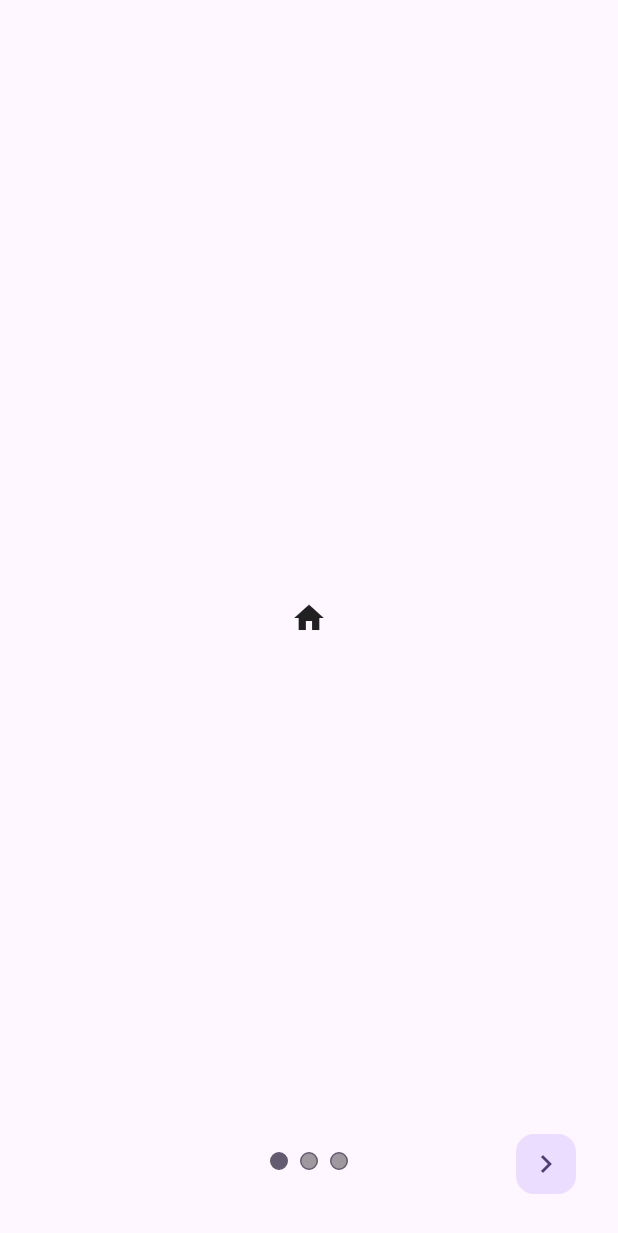
After one commit to fahmi54321/learn_flutter_widget, a Flutter app: the screen it shows after launch, scrolled down 318 dp, after a tap on "Tab page selector", on a phone screen of 412 x 824 dp. The commit adds this screen. Shown: the top 1233 px of the screen. Run offline on Flutter 3.47's test engine with Material 2 defaults, Android fonts, the phone set to English and light mode, and no system bars.

Commit message:
tab page selector

```diff
--- a/lib/home_page.dart
+++ b/lib/home_page.dart
@@ -31,6 +31,7 @@ import 'package:learn_flutter_widget/notification_scroll_listener_example.dart';
 import 'package:learn_flutter_widget/physical_model.dart';
 import 'package:learn_flutter_widget/sliver_appbar_example.dart';
 import 'package:learn_flutter_widget/sliver_grid_and_list_example.dart';
+import 'package:learn_flutter_widget/tab_page_selector_example.dart';
 import 'package:learn_flutter_widget/transform_example.dart';
 
 class HomePage extends StatelessWidget {
@@ -411,6 +412,17 @@ class HomePage extends StatelessWidget {
                 },
                 child: const Text('Sliver grid and list'),
               ),
+              ElevatedButton(
+                onPressed: () {
+                  Navigator.push(
+                    context,
+                    MaterialPageRoute(
+                      builder: (_) => TabPageSelectorExample(),
+                    ),
+                  );
+                },
+                child: const Text('Tab page selector'),
+              ),
             ],
           ),
         ),
--- /dev/null
+++ b/lib/tab_page_selector_example.dart
@@ -0,0 +1,71 @@
+import 'package:flutter/material.dart';
+
+List<Widget> widgets = const [
+  Icon(Icons.home),
+  Icon(Icons.settings),
+  Icon(Icons.person),
+];
+
+class TabPageSelectorExample extends StatefulWidget {
+  const TabPageSelectorExample({super.key});
+
+  @override
+  State<TabPageSelectorExample> createState() => _TabPageSelectorExampleState();
+}
+
+class _TabPageSelectorExampleState extends State<TabPageSelectorExample>
+    with SingleTickerProviderStateMixin {
+  late final TabController controller;
+
+  int index = 0;
+
+  @override
+  void initState() {
+    super.initState();
+    controller = TabController(
+      length: widgets.length,
+      vsync: this,
+    );
+  }
+
+  @override
+  void dispose() {
+    controller.dispose();
+    super.dispose();
+  }
+
+  @override
+  Widget build(BuildContext context) {
+    return Scaffold(
+      body: Stack(
+        alignment: Alignment.center,
+        children: [
+          TabBarView(
+            controller: controller,
+            children: widgets,
+          ),
+          Positioned(
+            bottom: 40.0,
+            child: TabPageSelector(
+              controller: controller,
+              color: Colors.black38,
+            ),
+          ),
+        ],
+      ),
+      floatingActionButton: ButtonBar(
+        children: [
+          FloatingActionButton.small(
+            onPressed: () {
+              (index != widgets.length - 1) ? index++ : index = 0;
+              controller.animateTo(index);
+            },
+            hoverElevation: 0.0,
+            elevation: 0.0,
+            child: const Icon(Icons.navigate_next),
+          ),
+        ],
+      ),
+    );
+  }
+}
```
